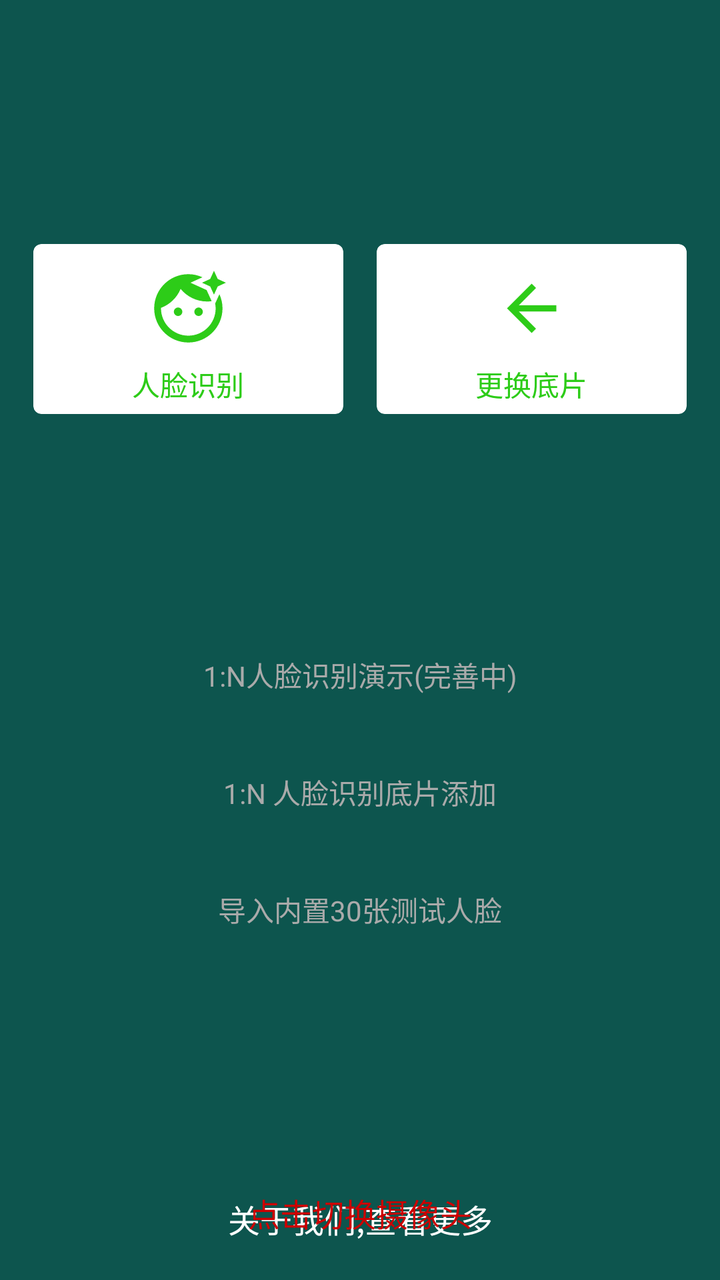
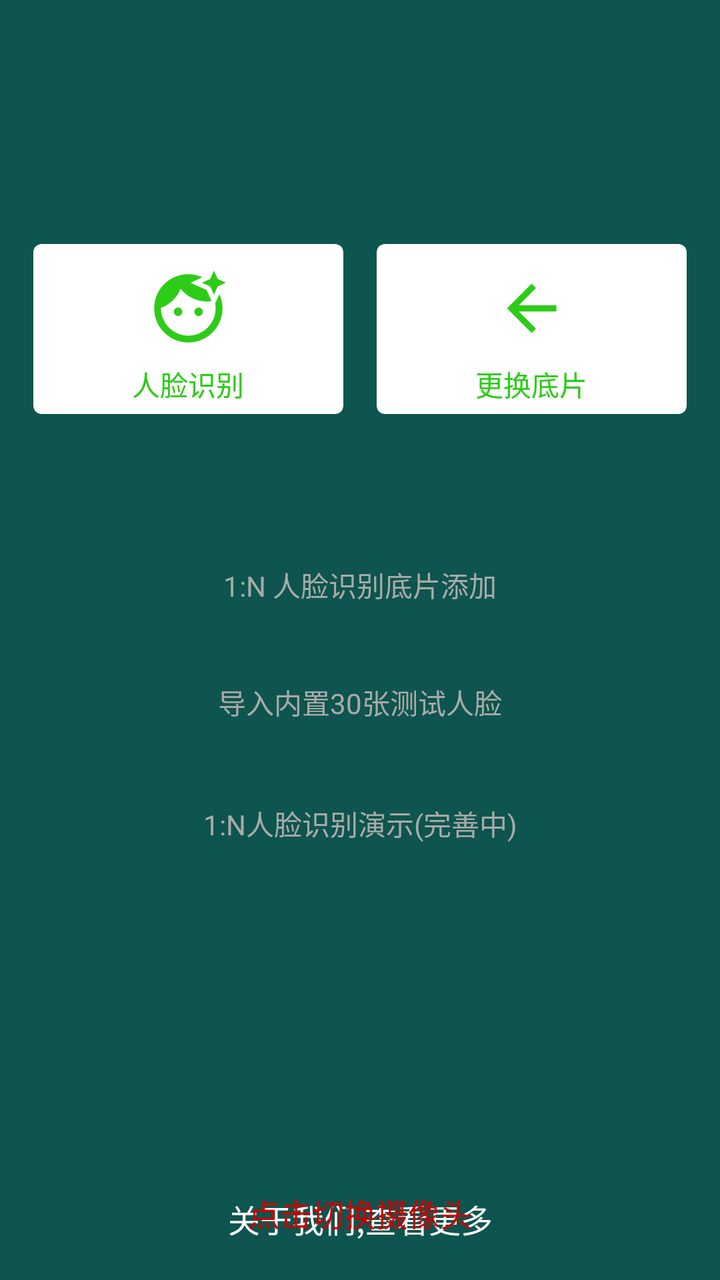

An Android layout rendered at two revisions. The XML below is the earlier revision; the diff shows what the commit changed to produce the second picture.
<!-- AndroidManifest.xml: application theme Theme.AppCompat.NoActionBar -->
<!-- res/layout/activity_navi.xml -->
<?xml version="1.0" encoding="utf-8"?>
<androidx.constraintlayout.widget.ConstraintLayout xmlns:android="http://schemas.android.com/apk/res/android"
    xmlns:app="http://schemas.android.com/apk/res-auto"
    xmlns:tools="http://schemas.android.com/tools"
    android:layout_width="match_parent"
    android:layout_height="match_parent"
    android:background="@color/blue_sky"
    android:paddingTop="122dp"
    tools:context=".NaviActivity">

    
    <androidx.cardview.widget.CardView
        android:id="@+id/face_verify_card"
        android:layout_width="155dp"
        android:layout_height="85dp"
        app:cardCornerRadius="4dp"
        app:cardBackgroundColor="@color/white"
        app:layout_constraintEnd_toStartOf="@+id/update_base_image"
        app:layout_constraintStart_toStartOf="parent"
        app:layout_constraintTop_toTopOf="parent">

        <LinearLayout
            android:layout_width="match_parent"
            android:layout_height="wrap_content"
            android:layout_gravity="center"
            android:orientation="vertical">

            <ImageView
                android:layout_width="55dp"
                android:layout_height="55dp"
                android:padding="7dp"
                android:layout_gravity="center_horizontal"
                android:src="@drawable/baseline_face_retouching_natural_24" />

            <TextView
                android:id="@+id/face_verify"
                android:layout_width="match_parent"
                android:layout_height="wrap_content"
                android:layout_gravity="center_horizontal"
                android:gravity="center"
                android:text="人脸识别"
                android:textColor="#2DCC18"
                android:textSize="14sp" />

        </LinearLayout>

    </androidx.cardview.widget.CardView>


    
    <androidx.cardview.widget.CardView
        android:id="@+id/update_base_image"
        android:layout_width="155dp"
        android:layout_height="85dp"
        app:cardCornerRadius="4dp"
        app:cardBackgroundColor="@color/white"
        app:layout_constraintEnd_toEndOf="parent"
        app:layout_constraintStart_toEndOf="@+id/face_verify_card"
        app:layout_constraintTop_toTopOf="parent">

        <LinearLayout
            android:layout_width="match_parent"
            android:layout_height="wrap_content"
            android:layout_gravity="center"
            android:orientation="vertical">

            <ImageView
                android:layout_width="55dp"
                android:layout_height="55dp"
                android:padding="9dp"
                android:layout_gravity="center_horizontal"
                android:src="@drawable/ic_baseline_arrow_back_24" />

            <TextView
                android:id="@+id/change_base_img"
                android:layout_width="match_parent"
                android:layout_height="wrap_content"
                android:layout_gravity="center_horizontal"
                android:gravity="center"
                android:text="更换底片"
                android:textColor="#2DCC18"
                android:textSize="14sp"
                app:layout_constraintTop_toBottomOf="@+id/update_base_image" />

        </LinearLayout>

    </androidx.cardview.widget.CardView>



    <TextView
        android:id="@+id/verify1n"
        android:layout_width="match_parent"
        android:layout_height="wrap_content"
        android:layout_marginTop="111dp"
        android:padding="9dp"
        android:gravity="center"
        android:text="1:N人脸识别演示(完善中)"
        android:textColor="@android:color/darker_gray"
        android:textSize="14sp"
        app:layout_constraintTop_toBottomOf="@+id/update_base_image" />


    <TextView
        android:id="@+id/verify1n_add"
        android:layout_width="match_parent"
        android:layout_height="wrap_content"
        android:layout_marginTop="20dp"
        android:padding="9dp"
        android:gravity="center"
        android:text="1:N 人脸识别底片添加"
        android:textColor="@android:color/darker_gray"
        android:textSize="14sp"
        app:layout_constraintTop_toBottomOf="@+id/verify1n" />


    <TextView
        android:id="@+id/verify1n_add_100"
        android:layout_width="match_parent"
        android:layout_height="wrap_content"
        android:layout_marginTop="20dp"
        android:padding="9dp"
        android:gravity="center"
        android:text="导入内置30张测试人脸"
        android:textColor="@android:color/darker_gray"
        android:textSize="14sp"
        app:layout_constraintTop_toBottomOf="@+id/verify1n_add" />


    <TextView
        android:id="@+id/more_about_me"
        android:layout_width="match_parent"
        android:layout_height="wrap_content"
        android:gravity="center"
        android:padding="19dp"
        android:text="关于我们,查看更多"
        android:textColor="@android:color/white"
        android:textSize="16sp"
        android:layout_marginBottom="@dimen/dp_40"
        app:layout_constraintBottom_toBottomOf="parent" />

    <TextView
        android:id="@+id/change_camera"
        android:layout_width="match_parent"
        android:layout_height="wrap_content"
        android:layout_gravity="bottom"
        android:gravity="center"
        android:textColor="@android:color/holo_red_dark"
        android:textSize="16sp"
        android:visibility="visible"
        android:layout_marginTop="13dp"
        android:layout_marginBottom="22dp"
        app:layout_constraintBottom_toBottomOf="parent"
        android:text="点击切换摄像头" />




</androidx.constraintlayout.widget.ConstraintLayout>
<!-- resources referenced by this layout -->
<resources>
  <color name="blue_sky">#FF0D554E</color>
  <color name="white">#FFFFFFFF</color>
  <!-- drawable baseline_face_retouching_natural_24 (drawable) -->
  <vector android:height="24dp" android:tint="#2DCC18"
      android:viewportHeight="24" android:viewportWidth="24"
      android:width="24dp" xmlns:android="http://schemas.android.com/apk/res/android">
      <path android:fillColor="@android:color/white" android:pathData="M9,13m-1.25,0a1.25,1.25 0,1 1,2.5 0a1.25,1.25 0,1 1,-2.5 0"/>
      <path android:fillColor="@android:color/white" android:pathData="M20.77,8.58l-0.92,2.01c0.09,0.46 0.15,0.93 0.15,1.41 0,4.41 -3.59,8 -8,8s-8,-3.59 -8,-8c0,-0.05 0.01,-0.1 0,-0.14 2.6,-0.98 4.69,-2.99 5.74,-5.55C11.58,8.56 14.37,10 17.5,10c0.45,0 0.89,-0.04 1.33,-0.1l-0.6,-1.32 -0.88,-1.93 -1.93,-0.88 -2.79,-1.27 2.79,-1.27 0.71,-0.32C14.87,2.33 13.47,2 12,2 6.48,2 2,6.48 2,12s4.48,10 10,10 10,-4.48 10,-10c0,-1.47 -0.33,-2.87 -0.9,-4.13l-0.33,0.71z"/>
      <path android:fillColor="@android:color/white" android:pathData="M15,13m-1.25,0a1.25,1.25 0,1 1,2.5 0a1.25,1.25 0,1 1,-2.5 0"/>
      <path android:fillColor="@android:color/white" android:pathData="M20.6,5.6L19.5,8l-1.1,-2.4L16,4.5l2.4,-1.1L19.5,1l1.1,2.4L23,4.5z"/>
  </vector>
  <!-- drawable ic_baseline_arrow_back_24 (drawable) -->
  <vector android:autoMirrored="true" android:height="24dp"
      android:tint="#2DCC18" android:viewportHeight="24"
      android:viewportWidth="24" android:width="24dp" xmlns:android="http://schemas.android.com/apk/res/android">
      <path android:fillColor="@android:color/white" android:pathData="M20,11H7.83l5.59,-5.59L12,4l-8,8 8,8 1.41,-1.41L7.83,13H20v-2z"/>
  </vector>
</resources>

<!-- the commit's change to res/layout/activity_navi.xml (unified diff, before → after) -->
@@ -88,34 +88,24 @@
 
 
 
+
+
+
     <TextView
-        android:id="@+id/verify1n"
+        android:id="@+id/verify1n_add"
         android:layout_width="match_parent"
         android:layout_height="wrap_content"
-        android:layout_marginTop="111dp"
+        android:layout_marginTop="66dp"
         android:padding="9dp"
         android:gravity="center"
-        android:text="1:N人脸识别演示(完善中)"
+        android:text="1:N 人脸识别底片添加"
         android:textColor="@android:color/darker_gray"
         android:textSize="14sp"
         app:layout_constraintTop_toBottomOf="@+id/update_base_image" />
 
 
     <TextView
-        android:id="@+id/verify1n_add"
-        android:layout_width="match_parent"
-        android:layout_height="wrap_content"
-        android:layout_marginTop="20dp"
-        android:padding="9dp"
-        android:gravity="center"
-        android:text="1:N 人脸识别底片添加"
-        android:textColor="@android:color/darker_gray"
-        android:textSize="14sp"
-        app:layout_constraintTop_toBottomOf="@+id/verify1n" />
-
-
-    <TextView
-        android:id="@+id/verify1n_add_100"
+        android:id="@+id/verify1n_add_30"
         android:layout_width="match_parent"
         android:layout_height="wrap_content"
         android:layout_marginTop="20dp"
@@ -125,6 +115,18 @@
         android:textColor="@android:color/darker_gray"
         android:textSize="14sp"
         app:layout_constraintTop_toBottomOf="@+id/verify1n_add" />
+
+    <TextView
+        android:id="@+id/verify1n"
+        android:layout_width="match_parent"
+        android:layout_height="wrap_content"
+        android:layout_marginTop="22dp"
+        android:padding="9dp"
+        android:gravity="center"
+        android:text="1:N人脸识别演示(完善中)"
+        android:textColor="@android:color/darker_gray"
+        android:textSize="14sp"
+        app:layout_constraintTop_toBottomOf="@+id/verify1n_add_30" />
 
 
     <TextView
